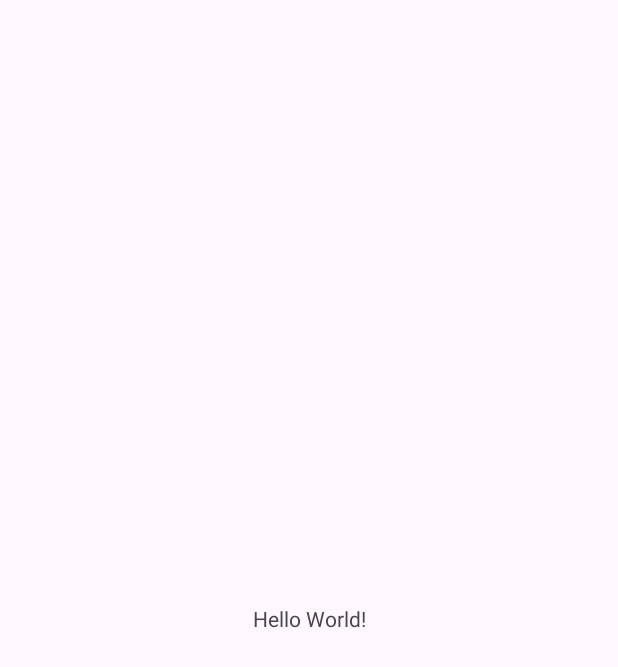
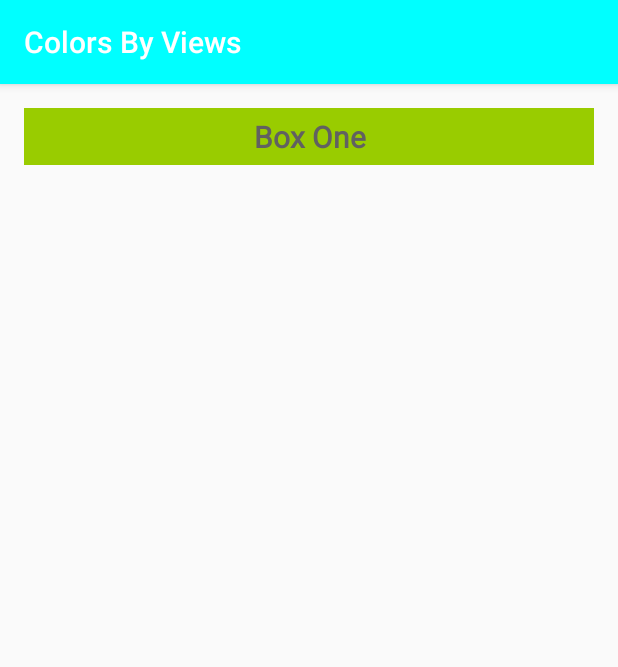
Before and after one commit to RehanGith/Color-my-Views, an Android app: the screen it shows after launch (MainActivity), on a phone screen of 412 x 824 dp. Before the commit the part shown is almost empty. Shown: the top 667 px of the screen. Run offline under Robolectric (Android 15) with nearby library versions, the phone set to English and light mode, and no system bars.

```diff
--- a/app/build.gradle.kts
+++ b/app/build.gradle.kts
@@ -5,7 +5,7 @@ plugins {
 
 android {
     namespace = "com.example.colorsbyviews"
-    compileSdk = 34
+    compileSdk = 35
 
     defaultConfig {
         applicationId = "com.example.colorsbyviews"
--- a/app/src/main/res/layout/activity_main.xml
+++ b/app/src/main/res/layout/activity_main.xml
@@ -8,10 +8,13 @@
     tools:context=".MainActivity">
 
     <TextView
-        android:layout_width="wrap_content"
+        android:id="@+id/boxOne"
+        style="@style/whiteBox"
+        android:layout_width="match_parent"
         android:layout_height="wrap_content"
-        android:text="Hello World!"
-        app:layout_constraintBottom_toBottomOf="parent"
+        android:layout_marginTop="16dp"
+        android:text="@string/box_one"
+        android:textColor="#616161"
         app:layout_constraintEnd_toEndOf="parent"
         app:layout_constraintStart_toStartOf="parent"
         app:layout_constraintTop_toTopOf="parent" />
--- /dev/null
+++ b/app/src/main/res/values/Style.xml
@@ -0,0 +1,14 @@
+<?xml version="1.0" encoding="utf-8"?>
+<resources>
+    <style name="whiteBox">
+        <item name="android:background">@android:color/holo_green_light</item>
+        <item name="android:padding">@dimen/padding</item>
+        <item name="android:textAlignment">center</item>
+        <item name="android:textSize">@dimen/box_text_size</item>
+        <item name="android:layout_margin">@dimen/margin_wide</item>
+        <item name="android:textStyle">bold</item>
+        <item name="fontFamily">@font/roboto</item>
+        <item name="android:textColor">@color/white</item>
+
+    </style>
+</resources>
--- /dev/null
+++ b/app/src/main/res/values/dimens.xml
@@ -0,0 +1,7 @@
+<?xml version="1.0" encoding="utf-8"?>
+<resources>
+    <dimen name="margin_wide">16dp</dimen>
+    <dimen name="margin_top">16dp</dimen>
+    <dimen name="box_text_size">20sp</dimen>
+    <dimen name="padding">5dp</dimen>
+</resources>
--- a/app/src/main/res/values/strings.xml
+++ b/app/src/main/res/values/strings.xml
@@ -1,3 +1,4 @@
 <resources>
     <string name="app_name">Colors By Views</string>
+    <string name="box_one">Box One</string>
 </resources>
--- a/app/src/main/res/values/themes.xml
+++ b/app/src/main/res/values/themes.xml
@@ -1,8 +1,9 @@
 <resources xmlns:tools="http://schemas.android.com/tools">
     <!-- Base application theme. -->
-    <style name="Base.Theme.ColorsByViews" parent="Theme.Material3.DayNight.NoActionBar">
-        <!-- Customize your light theme here. -->
-        <!-- <item name="colorPrimary">@color/my_light_primary</item> -->
+    <style name="Base.Theme.ColorsByViews" parent="Theme.AppCompat.DayNight.DarkActionBar">
+        <item name="colorPrimary">@color/cyan</item>
+        <item name="colorOnPrimary">@color/magenta</item>
+        <item name="colorPrimaryVariant">@color/magenta</item>
     </style>
 
     <style name="Theme.ColorsByViews" parent="Base.Theme.ColorsByViews" />
```
Also changed, not shown: app/src/main/res/values/colors.xml (+10 -0 lines), app/src/main/res/font/roboto.ttf (added).
